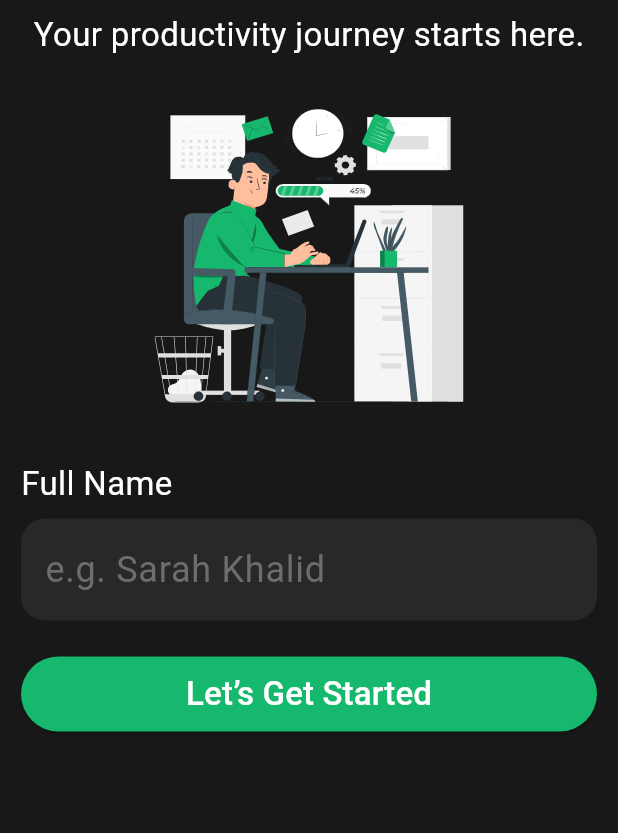
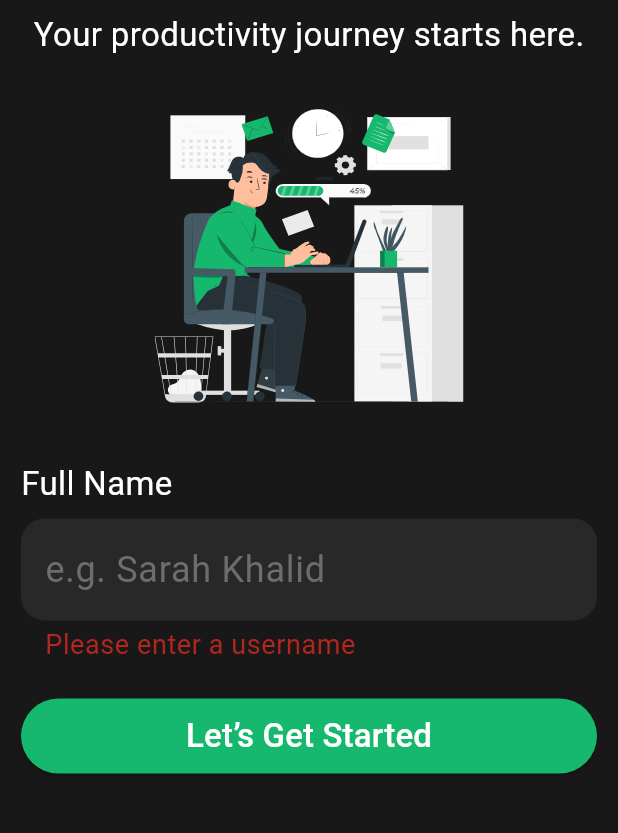
Before and after one commit to AhmedEzz999/daily_plan, a Flutter app: the screen it shows after launch, after a tap on "Let’s Get Started", on a phone screen of 412 x 824 dp, the part 389-1222 px from its top. Run offline on Flutter 3.47's test engine with Material 3 defaults, Android fonts, the phone set to English and light mode, and no system bars; our stand-ins replace flutter_svg.

Commit message:
Finish Validation Username Form

```diff
--- /dev/null
+++ b/lib/widgets/custom_snack_bar.dart
@@ -0,0 +1,10 @@
+import 'package:flutter/material.dart';
+
+void customSnackBar(BuildContext context, String message) {
+  ScaffoldMessenger.of(context).showSnackBar(
+    SnackBar(
+      duration: const Duration(milliseconds: 1300),
+      content: Text(message, style: const TextStyle(fontSize: 22)),
+    ),
+  );
+}
--- a/lib/widgets/login_button.dart
+++ b/lib/widgets/login_button.dart
@@ -1,12 +1,13 @@
 import 'package:flutter/material.dart';
 
 class LoginButton extends StatelessWidget {
-  const LoginButton({super.key});
+  const LoginButton({super.key, this.onPressed});
+  final void Function()? onPressed;
 
   @override
   Widget build(BuildContext context) {
     return ElevatedButton(
-      onPressed: () {},
+      onPressed: onPressed,
       style: ElevatedButton.styleFrom(
         backgroundColor: const Color(0xff15B86C),
         fixedSize: Size(MediaQuery.sizeOf(context).width, 50),
--- a/lib/widgets/login_container.dart
+++ b/lib/widgets/login_container.dart
@@ -1,26 +1,44 @@
 import 'package:flutter/material.dart';
 
+import 'custom_snack_bar.dart';
 import 'login_button.dart';
 import 'login_form.dart';
 
-class LoginContainer extends StatelessWidget {
+class LoginContainer extends StatefulWidget {
   const LoginContainer({super.key});
 
   @override
+  State<LoginContainer> createState() => _LoginContainerState();
+}
+
+class _LoginContainerState extends State<LoginContainer> {
+  final GlobalKey<FormState> _formKey = GlobalKey<FormState>();
+  bool isTyping = false;
+
+  @override
   Widget build(BuildContext context) {
-    return const Column(
+    return Column(
       children: [
-        Align(
+        const Align(
           alignment: Alignment.centerLeft,
           child: Text(
             'Full Name',
             style: TextStyle(color: Colors.white, fontSize: 22),
           ),
         ),
-        SizedBox(height: 8),
-        LoginForm(),
-        SizedBox(height: 24),
-        LoginButton(),
+        const SizedBox(height: 8),
+        LoginForm(formKey: _formKey, isTyping: isTyping),
+        const SizedBox(height: 24),
+        LoginButton(
+          onPressed: () {
+            if (_formKey.currentState!.validate()) {
+              customSnackBar(context, 'Valid Username');
+            }
+            setState(() {
+              isTyping = true;
+            });
+          },
+        ),
       ],
     );
   }
--- a/lib/widgets/login_form.dart
+++ b/lib/widgets/login_form.dart
@@ -1,26 +1,73 @@
 import 'package:flutter/material.dart';
 
-class LoginForm extends StatelessWidget {
-  const LoginForm({super.key});
+class LoginForm extends StatefulWidget {
+  const LoginForm({required this.formKey, required this.isTyping, super.key});
+  final GlobalKey formKey;
+  final bool isTyping;
+
+  @override
+  State<LoginForm> createState() => _LoginFormState();
+}
+
+class _LoginFormState extends State<LoginForm> {
+  late TextEditingController formController;
+
+  @override
+  void initState() {
+    super.initState();
+    formController = TextEditingController();
+  }
+
+  @override
+  void dispose() {
+    formController.dispose();
+    super.dispose();
+  }
+
+  bool isValidUsername(String username) {
+    final regex = RegExp(r'^[a-zA-Z][a-zA-Z0-9_ ]{2,19}$');
+    return regex.hasMatch(username);
+  }
 
   @override
   Widget build(BuildContext context) {
     return Form(
+      autovalidateMode: widget.isTyping
+          ? AutovalidateMode.always
+          : AutovalidateMode.disabled,
+      key: widget.formKey,
       child: TextFormField(
+        validator: (value) {
+          if (value == null || value.isEmpty) {
+            return 'Please enter a username';
+          }
+          if (!isValidUsername(value)) {
+            return 'Invalid Username';
+          }
+          return null;
+        },
+        controller: formController,
+        onFieldSubmitted: (value) => formController.text = value,
         style: const TextStyle(color: Colors.white, fontSize: 24),
+        cursorColor: Colors.white,
         decoration: InputDecoration(
           filled: true,
           fillColor: const Color(0xFF282828),
           hintText: 'e.g. Sarah Khalid',
           hintStyle: const TextStyle(fontSize: 24, color: Color(0xff6D6D6D)),
           enabledBorder: OutlineInputBorder(
-            borderSide: const BorderSide(color: Colors.transparent),
+            borderSide: BorderSide.none,
             borderRadius: BorderRadius.circular(16),
           ),
           focusedBorder: OutlineInputBorder(
-            borderSide: const BorderSide(color: Colors.transparent),
+            borderSide: BorderSide.none,
             borderRadius: BorderRadius.circular(16),
           ),
+          border: OutlineInputBorder(
+            borderSide: BorderSide.none,
+            borderRadius: BorderRadius.circular(16),
+          ),
+          errorStyle: const TextStyle(fontSize: 18),
         ),
       ),
     );
```
